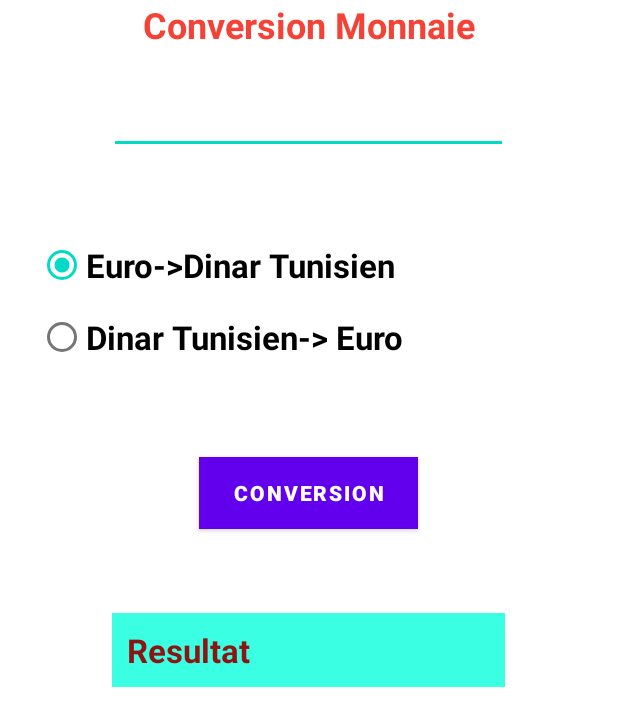
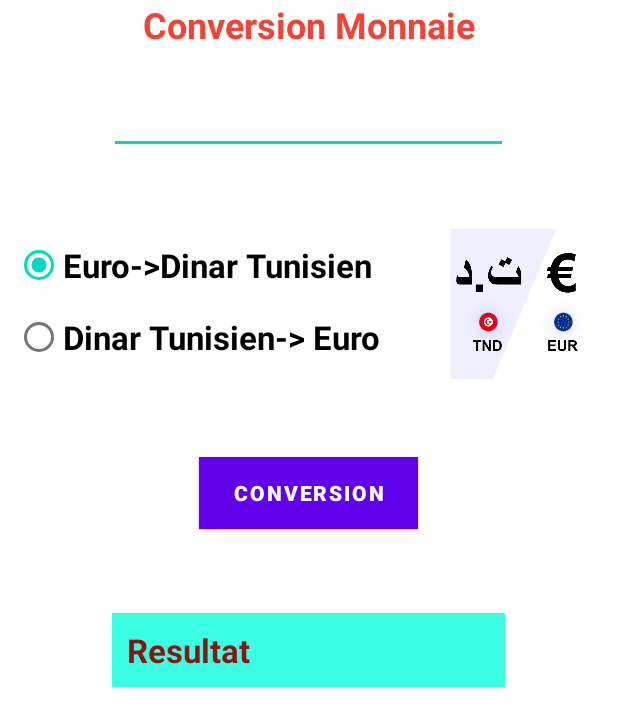
Before and after one commit to YousraElachouri/TP3, an Android app: the MainActivity screen opened directly, with no data from a screen before it, on a phone screen of 412 x 824 dp. Shown: the top 726 px of the screen. Run offline under Robolectric (Android 15) with nearby library versions, the phone set to English and light mode, and no system bars.

Commit message:
version2

```diff
--- a/app/src/main/res/layout/activity_main.xml
+++ b/app/src/main/res/layout/activity_main.xml
@@ -35,7 +35,7 @@
         android:layout_height="wrap_content"
         android:layout_below="@+id/monnaie"
         android:layout_marginTop="50dp"
-        android:layout_marginLeft="25dp">
+        android:layout_marginLeft="10dp">
 
         <RadioButton
             android:id="@+id/Euro"
@@ -55,6 +55,14 @@
             android:textStyle="bold" />
 
     </RadioGroup>
+    <ImageView
+        android:layout_width="100dp"
+        android:layout_height="100dp"
+        android:layout_below="@+id/monnaie"
+        android:layout_marginLeft="300dp"
+        android:layout_marginTop="50dp"
+        android:layout_marginRight="5dp"
+        android:src="@drawable/imgconv" />
 
     <Button
         android:id="@+id/conv"
```
Also changed, not shown: app/src/main/res/drawable/imgconv.jpg (added).
